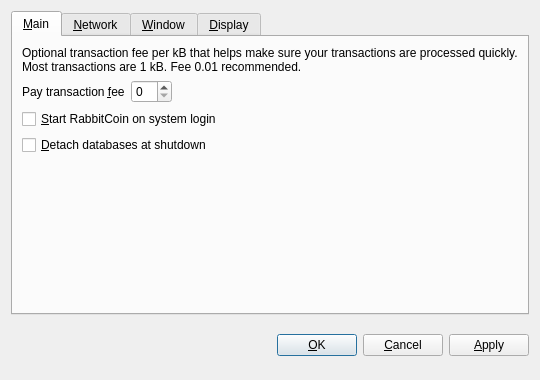
Before: the Qt Designer form src/qt/forms/optionsdialog.ui in educoinfoundation/educoin-foundation, drawn with Qt 5.
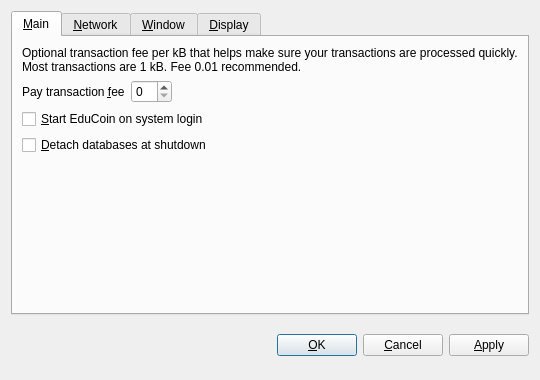
After: the same form once the commit is applied. The open tabs and pages were chosen to show the change. Custom widgets are drawn as their Qt base class.

```diff
--- a/src/qt/forms/optionsdialog.ui
+++ b/src/qt/forms/optionsdialog.ui
@@ -82,7 +82,7 @@
           <string>Automatically start RabbitCoin after logging in to the system.</string>
          </property>
          <property name="text">
-          <string>&amp;Start RabbitCoin on system login</string>
+          <string>&amp;Start EduCoin on system login</string>
          </property>
         </widget>
        </item>
```
Left out of the diff: 10 changed lines with no effect on the pictures.
